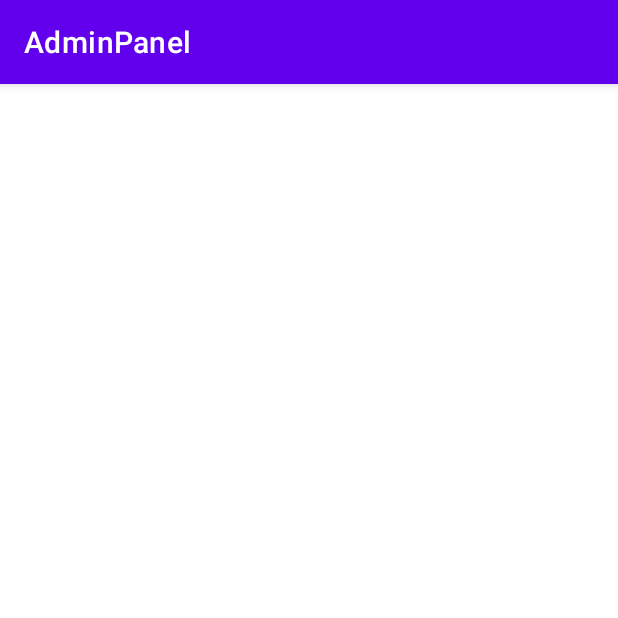
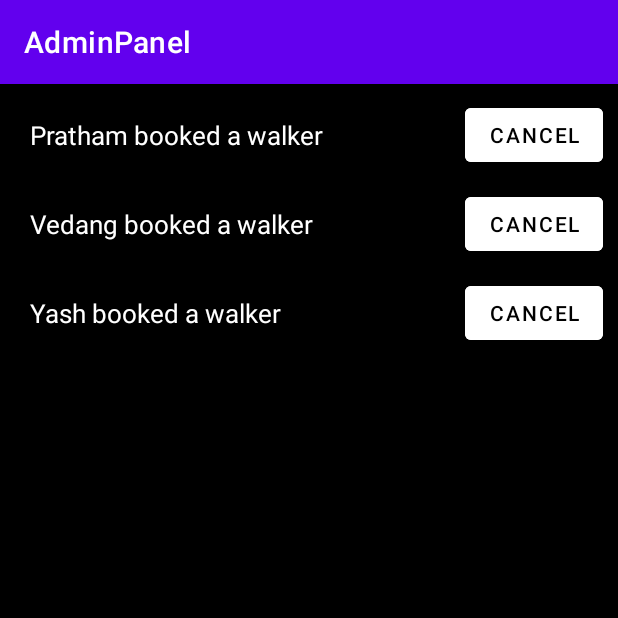
Before and after one commit to prathamesh-hundare/waggers_android_app, an Android app: the viewBookings screen opened directly, with no data from a screen before it, on a phone screen of 412 x 824 dp, the top half of it. Run offline under Robolectric (Android 15) with nearby library versions, the phone set to English and light mode, and no system bars.

Commit message:
Before pull

```diff
--- a/app/src/main/java/com/example/adminpanel/MainActivity.java
+++ b/app/src/main/java/com/example/adminpanel/MainActivity.java
@@ -32,7 +32,7 @@ public class MainActivity extends AppCompatActivity {
         FirebaseUser currentUser = mAuth.getCurrentUser();
         if(currentUser != null){
             //Sign In Directly
-            startActivity(new Intent(MainActivity.this,afterlogin.class));
+//            startActivity(new Intent(MainActivity.this,afterlogin.class));
         }
         else{
 
--- a/app/src/main/java/com/example/adminpanel/afterlogin.java
+++ b/app/src/main/java/com/example/adminpanel/afterlogin.java
@@ -34,7 +34,7 @@ public class afterlogin extends AppCompatActivity {
     public void onClick(View v){
         switch (v.getId()){
             case R.id.logout:
-                startActivity(new Intent(afterlogin.this,MainActivity.class));
+                finish();
                 break;
             case R.id.imageView:
                 startActivity(new Intent(afterlogin.this,addRemoveWalker.class));
--- a/app/src/main/java/com/example/adminpanel/viewBookings.java
+++ b/app/src/main/java/com/example/adminpanel/viewBookings.java
@@ -3,12 +3,24 @@ package com.example.adminpanel;
 import androidx.appcompat.app.AppCompatActivity;
 
 import android.os.Bundle;
+import android.widget.ArrayAdapter;
+import android.widget.Button;
+import android.widget.ListView;
 
 public class viewBookings extends AppCompatActivity {
-
+    ListView lv11;
+    String bookings[]={"Pratham booked a walker","Vedang booked a walker","Yash booked a walker"};
+    ArrayAdapter<String> ad;
+    Button btn;
     @Override
     protected void onCreate(Bundle savedInstanceState) {
         super.onCreate(savedInstanceState);
         setContentView(R.layout.activity_view_bookings);
+
+        lv11=(ListView) findViewById(R.id.lv11);
+
+        ad = new ArrayAdapter<String>(this,R.layout.bookings,R.id.appointment,bookings);
+        lv11.setAdapter(ad);
+
     }
 }
--- a/app/src/main/res/layout/activity_view_bookings.xml
+++ b/app/src/main/res/layout/activity_view_bookings.xml
@@ -4,6 +4,11 @@
     xmlns:tools="http://schemas.android.com/tools"
     android:layout_width="match_parent"
     android:layout_height="match_parent"
+    android:background="@color/black"
     tools:context=".viewBookings">
+    <ListView
+        android:id="@+id/lv11"
+        android:layout_width="wrap_content"
+        android:layout_height="wrap_content"/>
 
 </androidx.constraintlayout.widget.ConstraintLayout>
--- /dev/null
+++ b/app/src/main/res/layout/bookings.xml
@@ -0,0 +1,33 @@
+<?xml version="1.0" encoding="utf-8"?>
+<LinearLayout xmlns:android="http://schemas.android.com/apk/res/android"
+    android:layout_width="wrap_content"
+    android:layout_height="fill_parent"
+    android:background="@color/black">
+
+    <RelativeLayout
+        android:layout_width="wrap_content"
+        android:layout_height="wrap_content"
+        android:layout_marginTop="10dp">
+
+        <Button
+            android:id="@+id/cancelBooking"
+            android:backgroundTint="@color/white"
+            android:textColor="@color/black"
+            android:layout_width="wrap_content"
+            android:layout_height="wrap_content"
+            android:text="cancel"
+            android:layout_marginRight="10dp"
+            android:layout_alignParentEnd="true"
+            />
+
+        <TextView
+            android:id="@+id/appointment"
+            android:layout_width="wrap_content"
+            android:layout_height="wrap_content"
+            android:text="Pratham booked a walker"
+            android:textColor="@color/white"
+            android:textSize="17sp"
+            android:layout_centerVertical="true"
+            android:layout_marginLeft="20dp"/>
+    </RelativeLayout>
+</LinearLayout>
--- a/build.gradle
+++ b/build.gradle
@@ -8,12 +8,16 @@ buildscript {
 
     }
     dependencies {
+        classpath 'com.google.gms:google-services:4.3.15'
+
 
         // Add the dependency for the Google services Gradle plugin
-        classpath 'com.google.gms:google-services:4.3.15'
+
 
     }
 }
+
+
 
 
 
```
Also changed, not shown: app/build.gradle (+4 -4 lines), app/src/main/AndroidManifest.xml (+8 -6 lines), app/src/main/java/com/example/adminpanel/MyAdapter.java (added, +39 -0 lines), app/src/main/java/com/example/adminpanel/addRemoveWalker.java (+46 -3 lines), app/src/main/java/com/example/adminpanel/walkers.java (added, +24 -0 lines), app/src/main/res/layout/activity_add_remove_walker.xml (+16 -10 lines), app/src/main/res/layout/list_item.xml (+69 -3 lines), gradle/wrapper/gradle-wrapper.properties, 1 other file.
